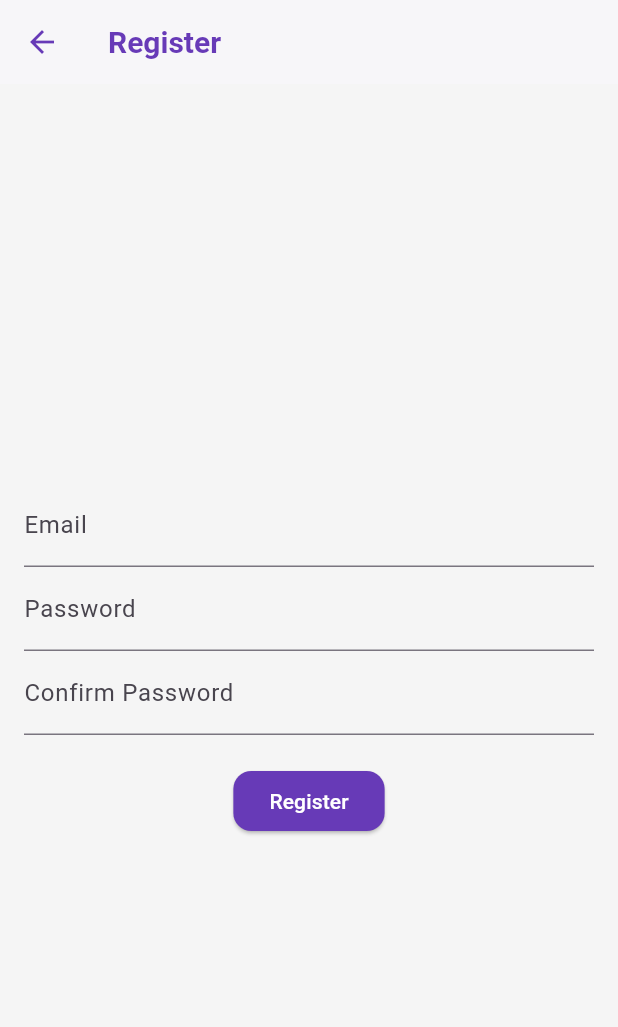
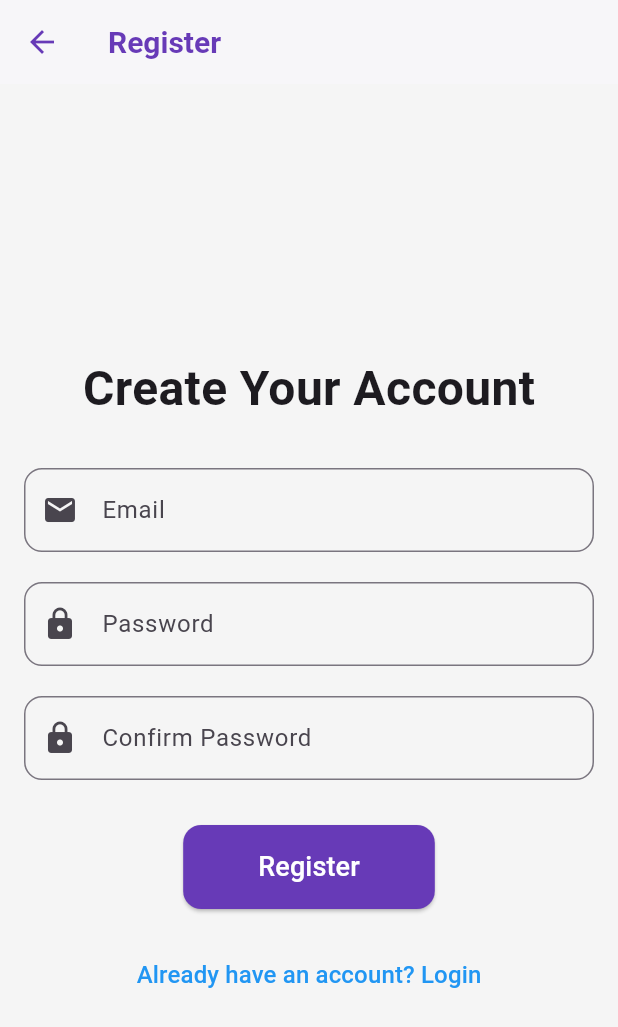
Before and after one commit to diobriggs/Stock-Tracker-App, a Flutter app: the screen it shows after launch, after a tap on "Don't have an account? Register", on a phone screen of 412 x 824 dp. Shown: the top 1027 px of the screen. Run offline on Flutter 3.47's test engine with Material 3 defaults, Android fonts, the light colour scheme and no system bars; our stand-ins replace cloud_firestore, firebase_auth, firebase_core, fl_chart; accounts and stored records are empty; network calls fail.

Commit message:
Finished project

```diff
--- a/lib/main.dart
+++ b/lib/main.dart
@@ -30,7 +30,6 @@ class StockTrackerApp extends StatelessWidget {
         seedColor: Colors.deepPurple,
         primary: Colors.deepPurple,
         secondary: Colors.deepOrange,
-        background: Colors.white,
         surface: Colors.grey[100], // Soft background color
       ),
       visualDensity: VisualDensity.adaptivePlatformDensity,
@@ -149,25 +148,71 @@ class _LoginScreenState extends State<LoginScreen> {
       appBar: AppBar(title: const Text("Login")),
       body: Padding(
         padding: const EdgeInsets.all(16.0),
+        child: Center(
+          child: SingleChildScrollView(
             child: Column(
-          mainAxisAlignment: MainAxisAlignment.center,
+              mainAxisSize: MainAxisSize.min,
               children: [
+                const SizedBox(height: 30),
+                // Title text with larger font
+                const Text(
+                  'Welcome!',
+                  style: TextStyle(
+                    fontSize: 32,
+                    fontWeight: FontWeight.bold,
+                  ),
+                ),
+                const SizedBox(height: 30),
+                // Email field
                 TextField(
                   controller: _emailController,
-              decoration: const InputDecoration(labelText: "Email"),
+                  decoration: InputDecoration(
+                    labelText: 'Email',
+                    prefixIcon: const Icon(Icons.email),
+                    border: OutlineInputBorder(
+                      borderRadius: BorderRadius.circular(12.0),
                     ),
+                  ),
+                  keyboardType: TextInputType.emailAddress,
+                ),
+                const SizedBox(height: 20),
+                // Password field
                 TextField(
                   controller: _passwordController,
-              decoration: const InputDecoration(labelText: "Password"),
+                  decoration: InputDecoration(
+                    labelText: 'Password',
+                    prefixIcon: const Icon(Icons.lock),
+                    border: OutlineInputBorder(
+                      borderRadius: BorderRadius.circular(12.0),
+                    ),
+                  ),
                   obscureText: true,
                 ),
+                const SizedBox(height: 30),
+                // Login button
+                ElevatedButton(
+                  onPressed: login,
+                  style: ElevatedButton.styleFrom(
+                    padding: const EdgeInsets.symmetric(horizontal: 50, vertical: 15),
+                    shape: RoundedRectangleBorder(
+                      borderRadius: BorderRadius.circular(12.0),
+                    ),
+                    backgroundColor: Theme.of(context).primaryColor,
+                  ),
+                  child: const Text("Login", style: TextStyle(fontSize: 18)),
+                ),
                 const SizedBox(height: 20),
-            ElevatedButton(onPressed: login, child: const Text("Login")),
+                // Register link
                 TextButton(
                   onPressed: () => Navigator.pushNamed(context, '/register'),
-              child: const Text("Don't have an account? Register"),
+                  child: const Text(
+                    "Don't have an account? Register",
+                    style: TextStyle(fontSize: 16, color: Colors.blue),
+                  ),
                 ),
               ],
+            ),
+          ),
         ),
       ),
     );
@@ -208,26 +253,84 @@ class _RegisterScreenState extends State<RegisterScreen> {
       appBar: AppBar(title: const Text("Register")),
       body: Padding(
         padding: const EdgeInsets.all(16.0),
+        child: Center(
+          child: SingleChildScrollView(
             child: Column(
-          mainAxisAlignment: MainAxisAlignment.center,
+              mainAxisSize: MainAxisSize.min,
               children: [
+                const SizedBox(height: 30),
+                // Title text with larger font
+                const Text(
+                  'Create Your Account',
+                  style: TextStyle(
+                    fontSize: 32,
+                    fontWeight: FontWeight.bold,
+                  ),
+                ),
+                const SizedBox(height: 30),
+                // Email field
                 TextField(
                   controller: _emailController,
-              decoration: const InputDecoration(labelText: "Email"),
+                  decoration: InputDecoration(
+                    labelText: 'Email',
+                    prefixIcon: const Icon(Icons.email),
+                    border: OutlineInputBorder(
+                      borderRadius: BorderRadius.circular(12.0),
                     ),
+                  ),
+                  keyboardType: TextInputType.emailAddress,
+                ),
+                const SizedBox(height: 20),
+                // Password field
                 TextField(
                   controller: _passwordController,
-              decoration: const InputDecoration(labelText: "Password"),
-              obscureText: true,
+                  decoration: InputDecoration(
+                    labelText: 'Password',
+                    prefixIcon: const Icon(Icons.lock),
+                    border: OutlineInputBorder(
+                      borderRadius: BorderRadius.circular(12.0),
                     ),
-            TextField(
-              controller: _confirmPasswordController,
-              decoration: const InputDecoration(labelText: "Confirm Password"),
+                  ),
                   obscureText: true,
                 ),
                 const SizedBox(height: 20),
-            ElevatedButton(onPressed: register, child: const Text("Register")),
+                // Confirm Password field
+                TextField(
+                  controller: _confirmPasswordController,
+                  decoration: InputDecoration(
+                    labelText: 'Confirm Password',
+                    prefixIcon: const Icon(Icons.lock),
+                    border: OutlineInputBorder(
+                      borderRadius: BorderRadius.circular(12.0),
+                    ),
+                  ),
+                  obscureText: true,
+                ),
+                const SizedBox(height: 30),
+                // Register button
+                ElevatedButton(
+                  onPressed: register,
+                  style: ElevatedButton.styleFrom(
+                    padding: const EdgeInsets.symmetric(horizontal: 50, vertical: 15),
+                    shape: RoundedRectangleBorder(
+                      borderRadius: BorderRadius.circular(12.0),
+                    ),
+                    backgroundColor: Theme.of(context).primaryColor,
+                  ),
+                  child: const Text("Register", style: TextStyle(fontSize: 18)),
+                ),
+                const SizedBox(height: 20),
+                // Already have an account? Login link
+                TextButton(
+                  onPressed: () => Navigator.pushNamed(context, '/login'),
+                  child: const Text(
+                    "Already have an account? Login",
+                    style: TextStyle(fontSize: 16, color: Colors.blue),
+                  ),
+                ),
               ],
+            ),
+          ),
         ),
       ),
     );
@@ -673,7 +776,6 @@ class _WatchlistScreenState extends State<WatchlistScreen> {
     }
   }
 
-
   @override
   Widget build(BuildContext context) {
     return Scaffold(
@@ -693,11 +795,36 @@ class _WatchlistScreenState extends State<WatchlistScreen> {
             return const Center(child: Text("No stocks in your watchlist"));
           } else {
             return ListView(
+              padding: const EdgeInsets.all(10), // Add padding around the ListView
               children: snapshot.data!.docs.map((doc) {
                 return Card(
-                  margin: const EdgeInsets.symmetric(horizontal: 10, vertical: 5),
+                  shape: RoundedRectangleBorder(
+                    borderRadius: BorderRadius.circular(12), // Rounded corners
+                  ),
+                  elevation: 5, // Add shadow for a modern feel
+                  margin: const EdgeInsets.symmetric(vertical: 10),
+                  color: Colors.blueGrey.shade50, // Subtle background color
                   child: ListTile(
-                    title: Text(doc['symbol']),
+                    contentPadding: const EdgeInsets.symmetric(vertical: 10, horizontal: 15), // Add padding to ListTile
+                    leading: Icon(
+                      Icons.stacked_line_chart, // Example icon for stocks
+                      color: Colors.deepPurple,
+                    ),
+                    title: Text(
+                      doc['symbol'],
+                      style: const TextStyle(
+                        fontSize: 18,
+                        fontWeight: FontWeight.bold,
+                        color: Colors.black,
+                      ),
+                    ),
+                    subtitle: Text(
+                      'Tap to remove',
+                      style: TextStyle(
+                        fontSize: 14,
+                        color: Colors.grey.shade600,
+                      ),
+                    ),
                     trailing: IconButton(
                       icon: const Icon(Icons.delete, color: Colors.red),
                       onPressed: () => removeStockFromWatchlist(doc['symbol']),
@@ -712,7 +839,6 @@ class _WatchlistScreenState extends State<WatchlistScreen> {
     );
   }
 }
-
 class NewsfeedScreen extends StatefulWidget {
   const NewsfeedScreen({super.key});
 
```
Lines whose indentation alone changed are shown as unchanged.
